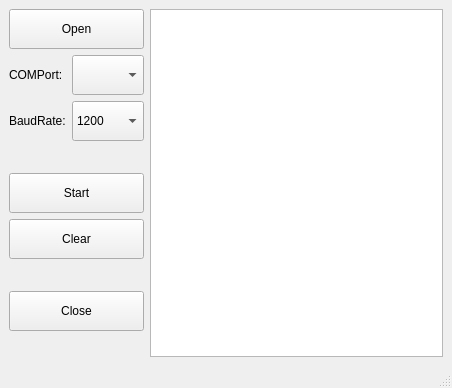
The window that mainwindow.ui (Mubshr07/CustomSerialPortMonitorCommunication) describes before a commit, drawn with Qt 5.
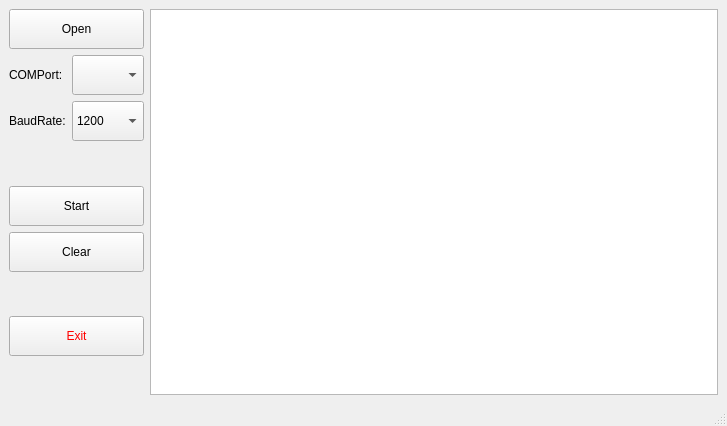
The same window after the commit.

```diff
--- a/mainwindow.ui
+++ b/mainwindow.ui
@@ -6,8 +6,8 @@
    <rect>
     <x>0</x>
     <y>0</y>
-    <width>452</width>
-    <height>388</height>
+    <width>727</width>
+    <height>426</height>
    </rect>
   </property>
   <property name="windowTitle">
@@ -185,8 +185,12 @@
           <height>40</height>
          </size>
         </property>
+        <property name="styleSheet">
+         <string notr="true">color: red;
+</string>
+        </property>
         <property name="text">
-         <string>Close</string>
+         <string>Exit</string>
         </property>
        </widget>
       </item>
```
